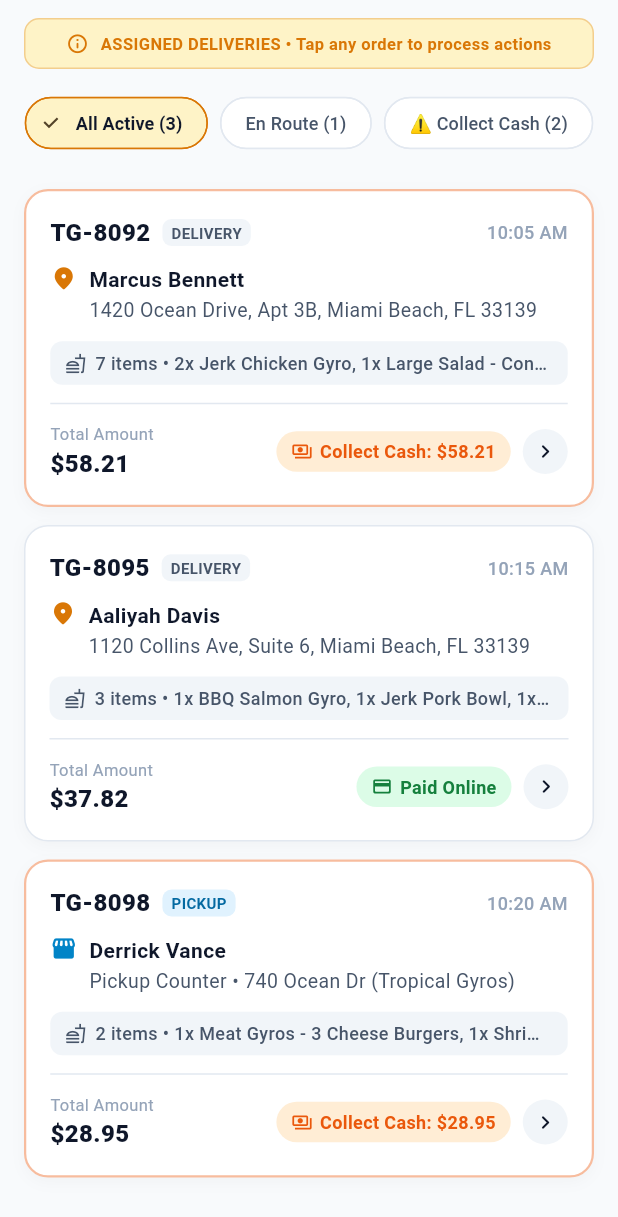
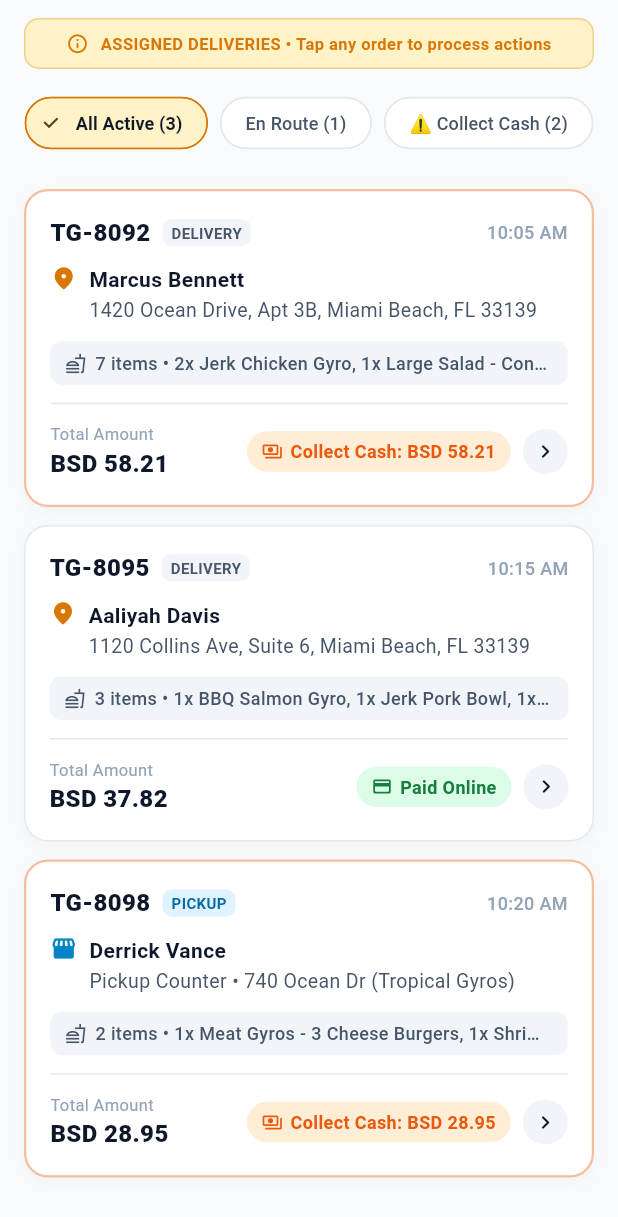
Before and after one commit to Azaruddin1khan/tropical_Delivery_boy_app, a Flutter app: the AssignedOrdersScreen screen opened directly, on a phone screen of 412 x 824 dp. Shown: the top 1217 px of the screen. Run offline on Flutter 3.47's test engine with Material 3 defaults, Android fonts, the phone set to English and light mode, and no system bars; accounts and stored records are empty.

Commit message:
refactor: update currency symbol from dollar sign to BSD constant across app

```diff
--- a/lib/core/constants/app_constants.dart
+++ b/lib/core/constants/app_constants.dart
@@ -1,7 +1,7 @@
 class AppConstants {
   static const String appName = 'Tropical Gyros Staff';
   static const String appSubtitle = 'Delivery & Cashier Portal';
-  static const String currency = '\$';
+  static const String currency = 'BSD ';
 
   // Demo Notice Strings
   static const String demoNotice =
--- a/lib/core/widgets/status_chip.dart
+++ b/lib/core/widgets/status_chip.dart
@@ -1,5 +1,6 @@
 import 'package:flutter/material.dart';
 
+import '../constants/app_constants.dart';
 import '../theme/app_colors.dart';
 
 class StatusChip extends StatelessWidget {
@@ -54,7 +55,7 @@ class StatusChip extends StatelessWidget {
 
   factory StatusChip.cashPending({required double amount}) {
     return StatusChip(
-      label: 'Collect Cash: \$${amount.toStringAsFixed(2)}',
+      label: 'Collect Cash: ${AppConstants.currency}${amount.toStringAsFixed(2)}',
       backgroundColor: AppColors.warningOrangeLight,
       textColor: AppColors.warningOrange,
       icon: Icons.payments_outlined,
--- a/lib/screens/barcode_scanner_screen.dart
+++ b/lib/screens/barcode_scanner_screen.dart
@@ -211,7 +211,7 @@ class _BarcodeScannerScreenState extends State<BarcodeScannerScreen>
                   children: [
                     Text(
                       order.requiresCashCollection
-                          ? 'Cash Due: \$${order.totalAmount.toStringAsFixed(2)}'
+                          ? 'Cash Due: ${AppConstants.currency}${order.totalAmount.toStringAsFixed(2)}'
                           : 'Payment Already Verified (${order.paymentMethod})',
                       style: TextStyle(
                         fontSize: 13,
--- a/lib/screens/order_details_screen.dart
+++ b/lib/screens/order_details_screen.dart
@@ -95,7 +95,7 @@ class _OrderDetailsScreenState extends State<OrderDetailsScreen> {
               ScaffoldMessenger.of(context).showSnackBar(
                 SnackBar(
                   content: Text(
-                    'Cash payment of \$${order.totalAmount.toStringAsFixed(2)} marked as received! 💵',
+                    'Cash payment of ${AppConstants.currency}${order.totalAmount.toStringAsFixed(2)} marked as received! 💵',
                   ),
                   backgroundColor: AppColors.limeGreenDark,
                 ),
@@ -116,7 +116,7 @@ class _OrderDetailsScreenState extends State<OrderDetailsScreen> {
         builder: (dialogCtx) => AlertDialog(
           title: const Text('⚠️ Pending Cash Collection'),
           content: Text(
-            'This order requires collecting \$${order.totalAmount.toStringAsFixed(2)} in cash.\n\nWould you like to mark cash as collected and finish delivery?',
+            'This order requires collecting ${AppConstants.currency}${order.totalAmount.toStringAsFixed(2)} in cash.\n\nWould you like to mark cash as collected and finish delivery?',
           ),
           actions: [
             TextButton(
@@ -579,7 +579,7 @@ class _OrderDetailsScreenState extends State<OrderDetailsScreen> {
                             const SizedBox(height: 10),
                             PrimaryButton(
                               text:
-                                  'Mark Cash Received (\$${order.totalAmount.toStringAsFixed(2)})',
+                                  'Mark Cash Received (${AppConstants.currency}${order.totalAmount.toStringAsFixed(2)})',
                               icon: Icons.check_circle_outline_rounded,
                               variant: ButtonVariant.success,
                               width: double.infinity,
```
Also changed, not shown: 1 other file.
